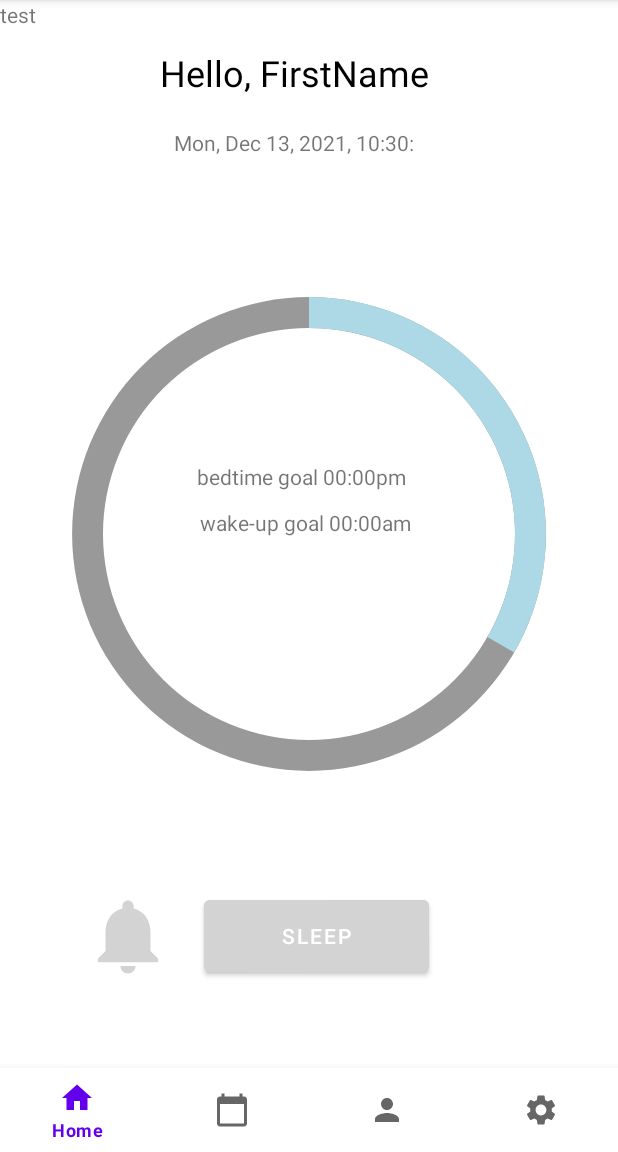
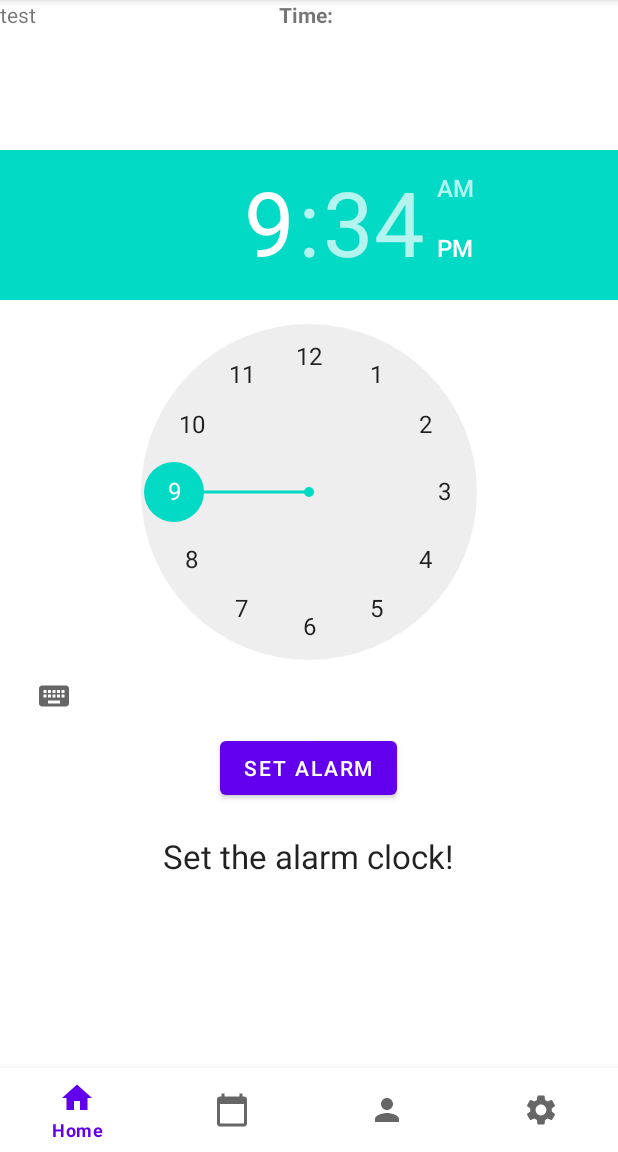
Before and after one commit to TarenChen/4630f2021, an Android app: the fragment HomeFragment placed in its activity, on a phone screen of 412 x 824 dp, the part 84-1236 px from its top. Run offline under Robolectric (Android 15) with nearby library versions, the phone set to English and light mode, and no system bars.

Commit message:
layout and java, but alarm does not ring propertly

```diff
--- a/project/project-repo/app/src/main/AndroidManifest.xml
+++ b/project/project-repo/app/src/main/AndroidManifest.xml
@@ -2,6 +2,7 @@
 <manifest xmlns:android="http://schemas.android.com/apk/res/android"
     package="com.example.myapplication">
 
+    <uses-permission android:name="android.permission.VIBRATE" />
     <application
         android:allowBackup="true"
         android:icon="@mipmap/ic_launcher"
--- /dev/null
+++ b/project/project-repo/app/src/main/java/com/example/myapplication/MyBroadcastReceiver.java
@@ -0,0 +1,32 @@
+package com.example.myapplication;
+
+import android.app.Notification;
+import android.app.NotificationManager;
+import android.content.BroadcastReceiver;
+import android.content.Context;
+import android.content.Intent;
+import android.media.Ringtone;
+import android.media.RingtoneManager;
+import android.net.Uri;
+import android.os.Vibrator;
+
+
+public class MyBroadcastReceiver extends BroadcastReceiver {
+    @Override
+    public void onReceive(Context context, Intent intent) {
+        Vibrator vibrator = (Vibrator) context.getSystemService(Context.VIBRATOR_SERVICE);
+        vibrator.vibrate(2000);
+
+        Notification noti = new Notification.Builder(context)
+                .setContentTitle("Alarm is ON")
+                .setContentText("Alarm is set")
+                .setSmallIcon(R.mipmap.ic_launcher).build();
+        NotificationManager manager = (NotificationManager) context.getSystemService(Context.NOTIFICATION_SERVICE);
+        noti.flags |= Notification.FLAG_AUTO_CANCEL;
+        manager.notify(0,noti);
+
+        Uri notification = RingtoneManager.getDefaultUri(RingtoneManager.TYPE_RINGTONE);
+        Ringtone r = RingtoneManager.getRingtone(context, notification);
+        r.play();
+    }
+}
--- a/project/project-repo/app/src/main/java/com/example/myapplication/fragments/HomeFragment.java
+++ b/project/project-repo/app/src/main/java/com/example/myapplication/fragments/HomeFragment.java
@@ -1,5 +1,10 @@
 package com.example.myapplication.fragments;
 
+import android.app.AlarmManager;
+import android.app.PendingIntent;
+import android.content.BroadcastReceiver;
+import android.content.Context;
+import android.content.Intent;
 import android.os.Bundle;
 
 import androidx.fragment.app.Fragment;
@@ -7,14 +12,15 @@ import androidx.fragment.app.Fragment;
 import android.view.LayoutInflater;
 import android.view.View;
 import android.view.ViewGroup;
-import android.widget.ProgressBar;
+import android.widget.Button;
 import android.widget.TextView;
+import android.widget.TimePicker;
 
+import com.example.myapplication.MyBroadcastReceiver;
 import com.example.myapplication.R;
 
-import java.text.DateFormat;
 import java.util.Calendar;
-import java.util.Locale;
+import java.util.Date;
 
 
 /**
@@ -23,6 +29,10 @@ import java.util.Locale;
  * create an instance of this fragment.
  */
 public class HomeFragment extends Fragment {
+    Button button;
+    TimePicker timePicker;
+    TextView textView;
+    int mHour, mMin;
 
     // TODO: Rename parameter arguments, choose names that match
     // the fragment initialization parameters, e.g. ARG_ITEM_NUMBER
@@ -68,18 +78,50 @@ public class HomeFragment extends Fragment {
     public View onCreateView(LayoutInflater inflater, ViewGroup container,
                              Bundle savedInstanceState) {
         // Inflate the layout for this fragment
+        View view = inflater.inflate(R.layout.fragment_home, container, false);
 
-        return inflater.inflate(R.layout.fragment_home, container, false);
+
+        timePicker = (TimePicker) view.findViewById(R.id.timePicker);
+        textView = (TextView) view.findViewById(R.id.timeTextView);
+
+        timePicker.setOnTimeChangedListener(new TimePicker.OnTimeChangedListener() {
+            @Override
+            public void onTimeChanged(TimePicker view, int hourOfDay, int minute) {
+                textView.setText(" ");
+                mHour = hourOfDay;
+                mMin = minute;
+                textView.setText(textView.getText().toString()+ " " + mHour + ":" + mMin);
+            }
+        });
+        button = (Button) view.findViewById(R.id.button);
+        button.setOnClickListener(new View.OnClickListener() {
+            @Override
+            public void onClick(View v) {
+                setTimer(v);
+            }
+        });
+        return view;
     }
-    @Override
-    public void onViewCreated(View view, Bundle savedInstanceState) {
-        String myDate = java.text.DateFormat.getDateTimeInstance().format(Calendar.getInstance().getTime());
-        TextView editTextDate = (TextView) getView().findViewById(R.id.textDateAndTime);
+    public void setTimer(View v){
+        AlarmManager alarmManager = (AlarmManager) getActivity().getSystemService(Context.ALARM_SERVICE);
+        Date date = new Date();
 
-        Calendar sCalendar = Calendar.getInstance();
-        String dayShortName = sCalendar.getDisplayName(Calendar.DAY_OF_WEEK, Calendar.SHORT, Locale.getDefault());
+        Calendar cal_alarm = Calendar.getInstance();
+        Calendar cal_now = Calendar.getInstance();
+        cal_now.setTime(date);
+        cal_alarm.setTime(date);
 
-        editTextDate.setText(dayShortName+", " + myDate);
+        cal_alarm.set(Calendar.HOUR_OF_DAY,mHour);
+        cal_alarm.set(Calendar.MINUTE,mMin);
+        cal_alarm.set(Calendar.SECOND,0);
 
+        if(cal_alarm.before(cal_alarm))
+        {
+            cal_alarm.add(Calendar.DATE,1);
+        }
+
+        Intent i = new Intent(getActivity(), MyBroadcastReceiver.class);
+        PendingIntent pendingIntent = PendingIntent.getBroadcast(getActivity(),24444,i,0);
+        alarmManager.set(AlarmManager.RTC_WAKEUP, cal_alarm.getTimeInMillis(), pendingIntent);
     }
 }
--- a/project/project-repo/app/src/main/res/layout/fragment_home.xml
+++ b/project/project-repo/app/src/main/res/layout/fragment_home.xml
@@ -1,94 +1,46 @@
 <?xml version="1.0" encoding="utf-8"?>
 <FrameLayout xmlns:android="http://schemas.android.com/apk/res/android"
-    xmlns:app="http://schemas.android.com/apk/res-auto"
     xmlns:tools="http://schemas.android.com/tools"
     android:layout_width="match_parent"
     android:layout_height="match_parent"
-    tools:context=".fragments.HomeFragment">
+    tools:context=".fragments.HomeFragment"
+    xmlns:app="http://schemas.android.com/apk/res-auto">
 
     <RelativeLayout
         android:layout_width="match_parent"
         android:layout_height="match_parent">
 
+        <TimePicker
+            android:id="@+id/timePicker"
+            android:layout_width="match_parent"
+            android:layout_height="wrap_content"
+            android:layout_marginTop="100dp"
+            android:timePickerMode="clock"/>
         <TextView
-            android:id="@+id/textView"
+            android:id="@+id/timeTextView"
             android:layout_width="wrap_content"
             android:layout_height="wrap_content"
-            android:layout_alignParentTop="true"
-            android:layout_alignParentEnd="true"
-            android:layout_marginTop="32dp"
-            android:layout_marginEnd="126dp"
-            android:text="@string/home_screen_welcome"
-            android:textColor="#000000"
-            android:textSize="24sp" />
-
-        <TextView
-            android:id="@+id/textDateAndTime"
-            android:layout_width="wrap_content"
-            android:layout_height="wrap_content"
-            android:layout_alignParentStart="true"
-            android:layout_alignParentTop="true"
-            android:layout_marginStart="116dp"
-            android:layout_marginTop="85dp"
-            android:ems="10"
-            android:inputType="date" />
-
-        <ProgressBar
-            android:id="@+id/circularProgressbar"
-            style="@android:style/Widget.ProgressBar.Horizontal"
-            android:layout_width="match_parent"
-            android:layout_height="match_parent"
-            android:layout_alignParentEnd="true"
-            android:layout_alignParentBottom="true"
-            android:layout_marginEnd="0dp"
-            android:layout_marginBottom="0dp"
-            android:indeterminate="false"
-            android:max="12"
-            android:progress="4"
-            android:progressDrawable="@drawable/circle"
-            android:secondaryProgress="100" />
+            android:layout_centerHorizontal="true"
+            android:textStyle="bold"
+            android:text="Time: "/>
 
         <Button
             android:id="@+id/button"
-            android:layout_width="150dp"
-            android:layout_height="60dp"
-            android:layout_alignParentEnd="true"
-            android:layout_alignParentBottom="true"
-            android:layout_marginEnd="126dp"
-            android:layout_marginBottom="58dp"
-            android:backgroundTint="#D3D3D3"
-            android:text="sleep" />
-
-        <ImageView
-            android:id="@+id/imageView"
-            android:layout_width="60dp"
-            android:layout_height="60dp"
-            android:layout_alignParentStart="true"
-            android:layout_alignParentBottom="true"
-            android:layout_marginStart="55dp"
-            android:layout_marginBottom="58dp"
-            android:src="@drawable/ic_baseline_notifications_24" />
+            android:layout_width="wrap_content"
+            android:layout_height="wrap_content"
+            android:layout_below="@id/timePicker"
+            android:layout_centerHorizontal="true"
+            android:onClick="setTimer"
+            android:text="Set alarm" />
 
         <TextView
-            android:id="@+id/textView2"
             android:layout_width="wrap_content"
             android:layout_height="wrap_content"
-            android:layout_alignParentStart="true"
-            android:layout_alignParentTop="true"
-            android:layout_marginStart="131dp"
-            android:layout_marginTop="308dp"
-            android:text="@string/bedtime_time" />
-
-        <TextView
-            android:id="@+id/textView3"
-            android:layout_width="wrap_content"
-            android:layout_height="wrap_content"
-            android:layout_alignParentEnd="true"
-            android:layout_alignParentBottom="true"
-            android:layout_marginEnd="138dp"
-            android:layout_marginBottom="354dp"
-            android:text="@string/wakeup_time" />
-
+            android:textAppearance="?android:attr/textAppearanceLarge"
+            android:text="Set the alarm clock!"
+            android:layout_centerHorizontal="true"
+            android:layout_marginTop="20dp"
+            android:layout_below="@id/button"/>
     </RelativeLayout>
 
 </FrameLayout>
```
